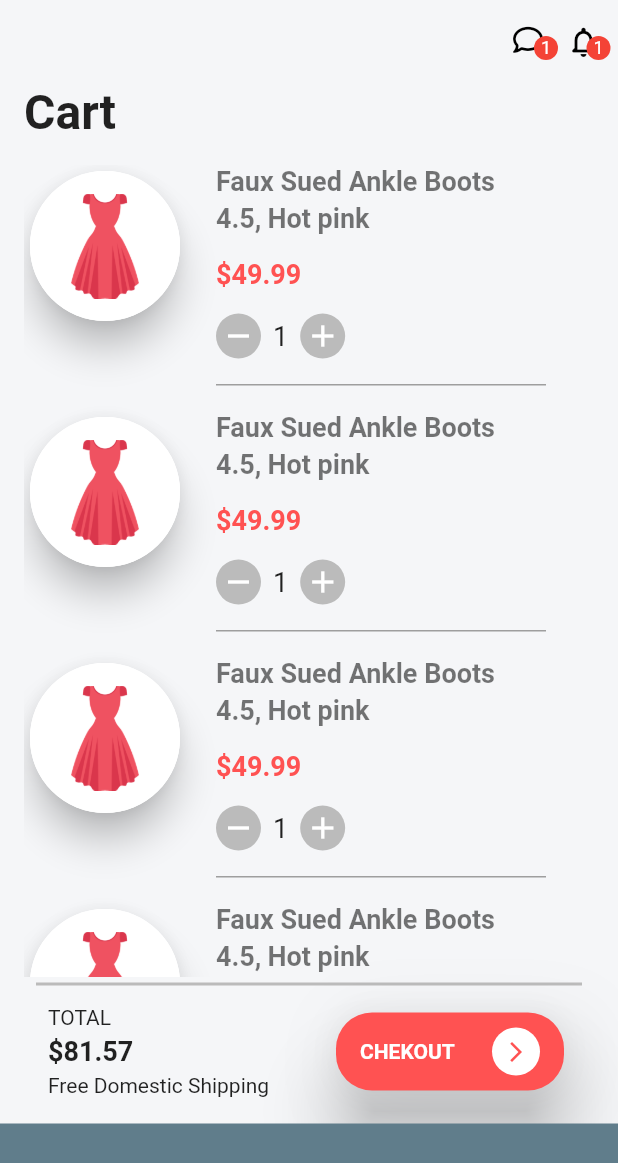
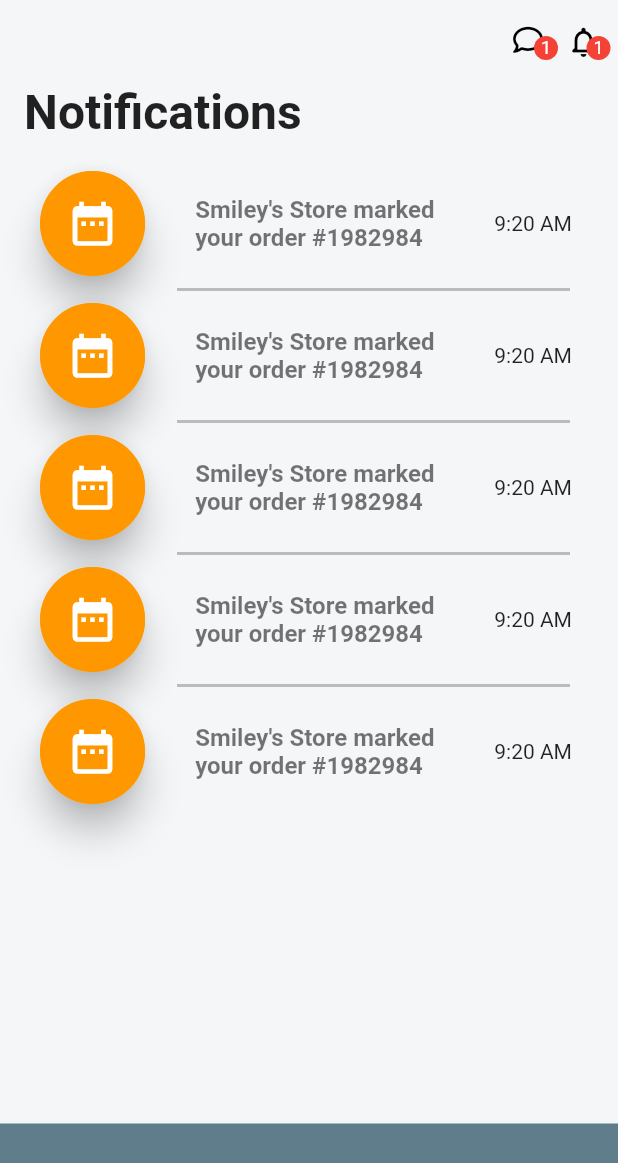
Before and after one commit to AliaaAbdelkarimBastawy/ShopifyApp, a Flutter app: the screen it shows after launch, on a phone screen of 412 x 824 dp. Shown: the top 1163 px of the screen. Run offline on Flutter 3.47's test engine with Material 3 defaults, Android fonts, the phone set to English and light mode, and no system bars; our stand-ins replace carousel_slider, cloud_firestore, dots_indicator, firebase_auth, firebase_core, font_awesome_flutter and 1 more; accounts and stored records are empty.

Commit message:
"Notification View is Done!"

```diff
--- a/lib/Views/HomeView.dart
+++ b/lib/Views/HomeView.dart
@@ -5,6 +5,7 @@ import 'package:font_awesome_flutter/font_awesome_flutter.dart';
 import 'package:provider/provider.dart';
 import 'package:shopify_app/Views/ProductDetailsView.dart';
 import 'package:shopify_app/components/CartViewBody.dart';
+import 'package:shopify_app/components/NotificationViewBody.dart';
 import 'package:shopify_app/models/Ads.dart';
 import 'package:shopify_app/models/Category.dart';
 import 'package:shopify_app/services/GetAdsService.dart';
@@ -97,7 +98,7 @@ class _HomeViewState extends State<HomeView> {
       ),
       body:Column(
         children: [
-          Expanded(child: CartViewBody()),
+          Expanded(child: NotificationViewBody()),
 
           Container(
             height: 75,
--- /dev/null
+++ b/lib/components/NotificationItem.dart
@@ -0,0 +1,51 @@
+import 'package:flutter/cupertino.dart';
+import 'package:flutter/material.dart';
+
+class NotificationItem extends StatelessWidget {
+  const NotificationItem({Key? key}) : super(key: key);
+
+  @override
+  Widget build(BuildContext context) {
+    return Row(
+      mainAxisAlignment: MainAxisAlignment.spaceAround,
+      crossAxisAlignment: CrossAxisAlignment.center,
+      children: [
+        Card(
+          elevation: 10,
+          shape: RoundedRectangleBorder(
+            side: const BorderSide(color: Colors.orange, width: 1),
+            borderRadius: BorderRadius.circular(80),
+          ),
+          child: const CircleAvatar(
+            backgroundColor: Colors.orange,
+            radius: 35,
+            child: Icon(Icons.date_range,
+              color: Colors.white, size: 35,)
+
+          ),),
+
+        Container(
+          width: 170,
+          child: const Column(
+            mainAxisSize: MainAxisSize.min,
+            crossAxisAlignment: CrossAxisAlignment.start,
+            mainAxisAlignment: MainAxisAlignment.center,
+            children: [
+              Text("Smiley's Store marked your order #1982984 as Shipped",
+                maxLines: 2,
+                style: TextStyle(fontWeight: FontWeight.bold,
+                    color: Colors.black54,
+                    fontSize: 16
+                ),),
+              // SizedBox(width: 170,
+              //   child: Divider(height: 35,
+              //     thickness: 1,
+              //     color: Colors.grey,),
+              // ),
+            ],
+          ),
+        ),
+        Text('9:20 AM'),
+      ],);
+  }
+}
--- /dev/null
+++ b/lib/components/NotificationViewBody.dart
@@ -0,0 +1,53 @@
+import 'package:flutter/cupertino.dart';
+import 'package:flutter/material.dart';
+import 'package:shopify_app/components/NotificationItem.dart';
+
+class NotificationViewBody extends StatelessWidget {
+  const NotificationViewBody({Key? key}) : super(key: key);
+
+  @override
+  Widget build(BuildContext context) {
+    return Padding(
+      padding:  const EdgeInsets.only(bottom: 8),
+      child: Column(
+          children: [
+            const Align(
+                alignment: Alignment.topLeft,
+                child: Padding(
+                  padding: EdgeInsets.symmetric(horizontal: 16.0),
+                  child: Text(
+                    "Notifications",
+                    style: TextStyle(fontSize: 32, fontWeight: FontWeight.bold),
+                  ),
+                )),
+            const SizedBox(
+              height: 16,
+            ),
+            Expanded(
+              child: Padding(
+                padding: const EdgeInsets.only(
+                    left: 8.0, right: 16),
+                child: ListView.separated(
+                    itemCount: 5,
+                    itemBuilder: (context, index)
+                    {
+                      return const NotificationItem();
+                    },
+                  separatorBuilder: (BuildContext context,
+                      int index) {
+                      return const Padding(
+                        padding: EdgeInsets.only(left: 110,right: 16.0),
+                        child: Divider(thickness: 2,
+                          color: Color(0xFFBBBBBB),
+                            height: 10,),
+                      );
+                  },),
+              ),
+            ),
+
+
+            // const SizedBox(height: 20,),
+          ]),
+    );
+  }
+}
```
